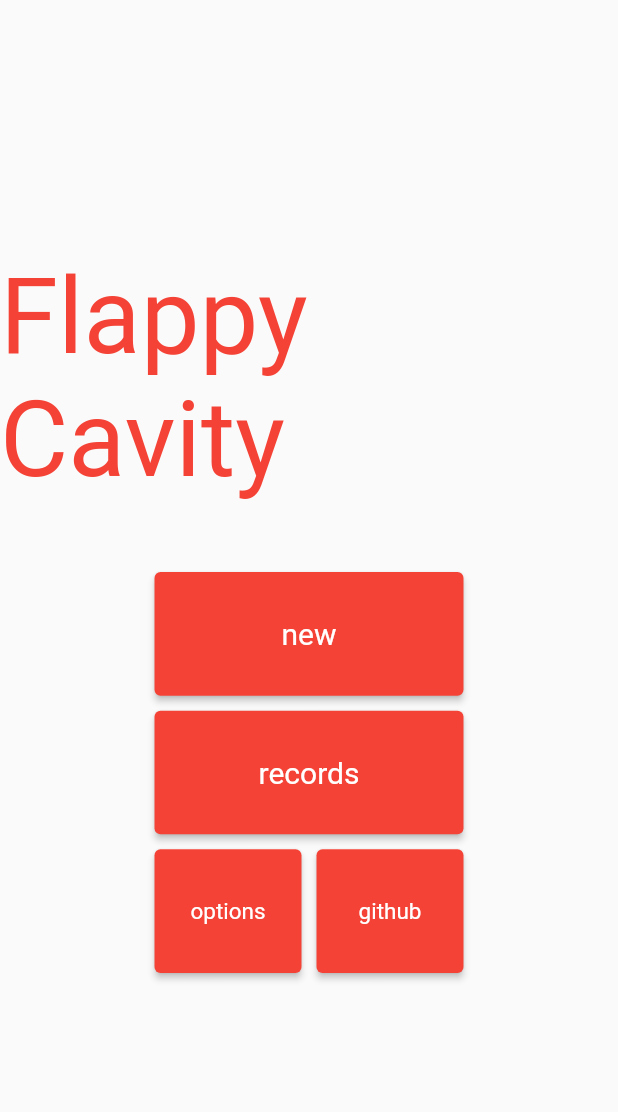
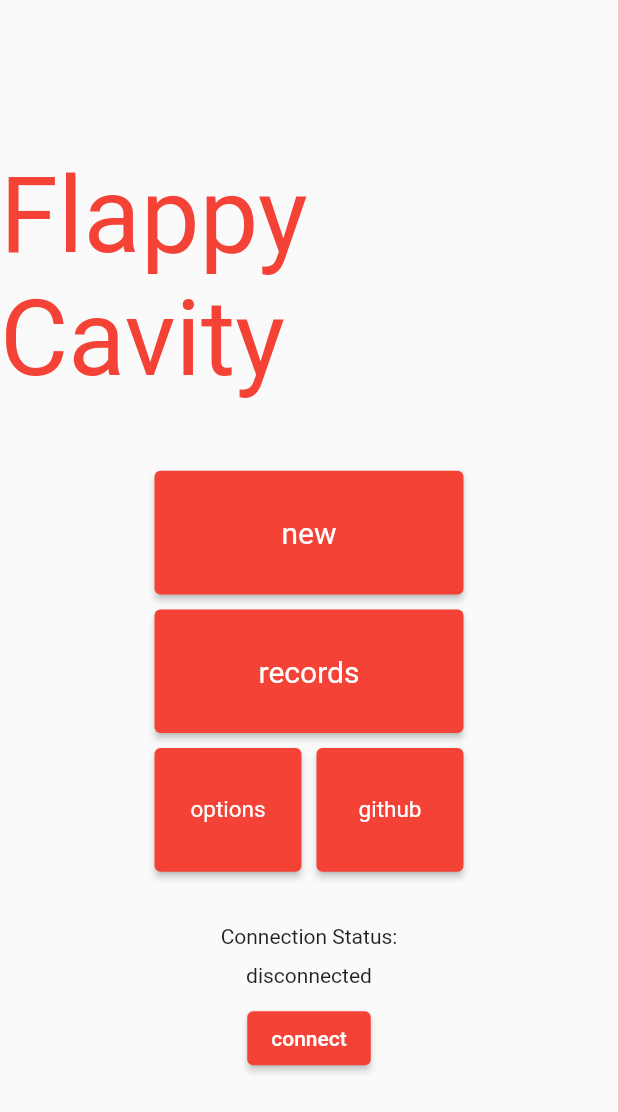
Before and after one commit to arrowtip/flappy_cavity, a Flutter app: the screen it shows after launch, on a phone screen of 412 x 824 dp. Shown: the top 1112 px of the screen. Run offline on Flutter 3.47's test engine with Material 2 defaults, Android fonts, the light colour scheme and no system bars; drawn by our look-alikes of animated_text_kit; our stand-ins replace flutter_blue, sqflite; accounts and stored records are empty; Roboto replaces fonts that are missing (EastSeaDokdo).

Commit message:
earbud stream mostly works hopefully

```diff
--- a/lib/screens/home_screen.dart
+++ b/lib/screens/home_screen.dart
@@ -1,11 +1,25 @@
 import 'package:animated_text_kit/animated_text_kit.dart';
 import 'package:flappy_cavity/screens/game_screen.dart';
 import 'package:flappy_cavity/screens/records_screen.dart';
+import 'package:flappy_cavity/services/earbud_service.dart';
 import 'package:flutter/material.dart';
 import 'package:url_launcher/url_launcher.dart';
 
-class HomeScreen extends StatelessWidget {
+class HomeScreen extends StatefulWidget {
   const HomeScreen({super.key});
+
+  @override
+  State<HomeScreen> createState() => _HomeScreenState();
+}
+
+class _HomeScreenState extends State<HomeScreen> {
+  late final EarbudService _earbudService;
+
+  @override
+  void initState() {
+    _earbudService = EarbudService();
+    super.initState();
+  }
 
   @override
   Widget build(BuildContext context) {
@@ -56,7 +70,7 @@ class HomeScreen extends StatelessWidget {
                 Navigator.push(
                     context,
                     MaterialPageRoute(
-                        builder: (context) => const GameScreen()));
+                        builder: (context) => GameScreen(_earbudService)));
               },
               style: fullMenuButtonStyle,
               child: const Text("new"),
@@ -103,6 +117,32 @@ class HomeScreen extends StatelessWidget {
                 )
               ],
             ),
+          ),
+          Column(
+            mainAxisAlignment: MainAxisAlignment.end,
+            mainAxisSize: MainAxisSize.max,
+            crossAxisAlignment: CrossAxisAlignment.center,
+            children: [
+              const Padding(
+                padding: EdgeInsets.fromLTRB(0, 30, 0, 5),
+                child: Text("Connection Status:"),
+              ),
+              Padding(
+                padding: const EdgeInsets.all(5),
+                child: Text(
+                    _earbudService.isConnected ? "connected" : "disconnected"),
+              ),
+              Padding(
+                  padding: const EdgeInsets.all(5),
+                  child: ElevatedButton(
+                    onPressed: () async {
+                      _earbudService.connect();
+                      await Future.delayed(Duration(seconds: 10));
+                      setState(() {});
+                    },
+                    child: const Text("connect"),
+                  )),
+            ],
           )
         ],
       )),
--- a/lib/screens/records_screen.dart
+++ b/lib/screens/records_screen.dart
@@ -21,8 +21,9 @@ class _RecordsScreenState extends State<RecordsScreen> {
   }
 
   Future<void> _getRecords() async {
-    setState(() async {
-      _records.addAll(await getRecordsFromDatabase());
+    List<RecordModel> records = await getRecordsFromDatabase();
+    setState(() {
+      _records.addAll(records);
     });
   }
 
--- a/pubspec.yaml
+++ b/pubspec.yaml
@@ -35,6 +35,7 @@ dependencies:
   url_launcher: ^6.1.7
   sqflite:
   path:
+  flutter_blue: 0.8.0
 
 
   # The following adds the Cupertino Icons font to your application.
```
Also changed, not shown: lib/screens/game_screen.dart (+22 -4 lines), lib/services/earbud_service.dart (added, +112 -0 lines), pubspec.lock, 5 other files.
